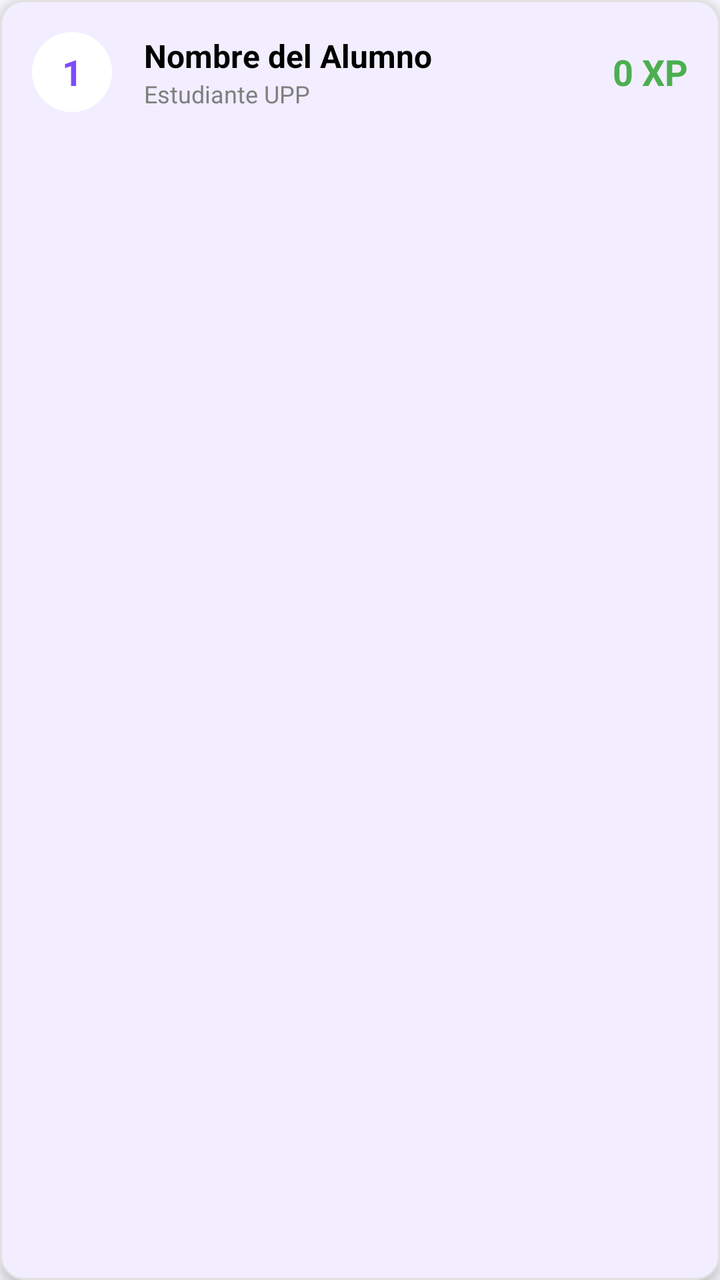
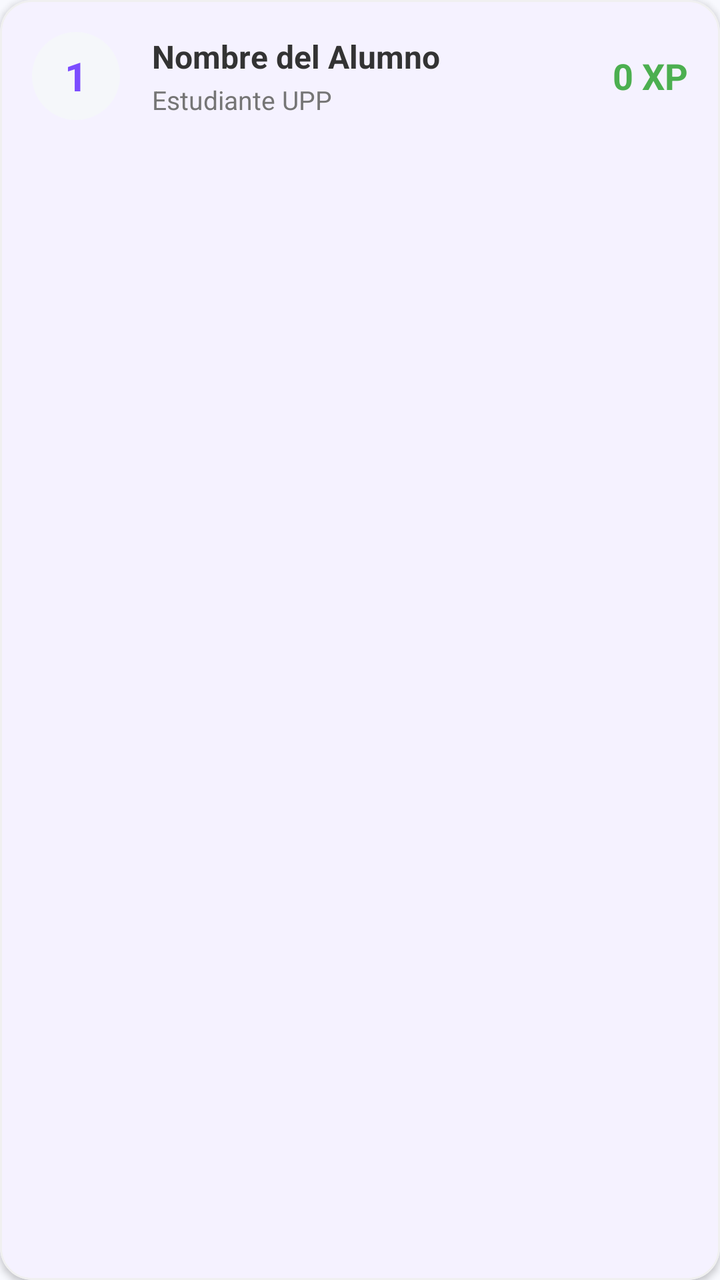

Before-and-after screenshots of an Android layout around one commit, followed by the original layout XML and the change that was made.
<!-- AndroidManifest.xml: application theme Theme.ReglamentoUpp -->
<!-- res/layout/item_ranking.xml -->
<?xml version="1.0" encoding="utf-8"?>
<com.google.android.material.card.MaterialCardView
    xmlns:android="http://schemas.android.com/apk/res/android"
    xmlns:app="http://schemas.android.com/apk/res-auto"
    android:layout_width="match_parent"
    android:layout_height="wrap_content"
    android:layout_marginHorizontal="16dp"
    android:layout_marginVertical="8dp"
    app:cardCornerRadius="12dp"
    app:cardElevation="4dp"
    app:strokeColor="#E0E0E0"
    app:strokeWidth="1dp">

    <LinearLayout
        android:layout_width="match_parent"
        android:layout_height="wrap_content"
        android:gravity="center_vertical"
        android:orientation="horizontal"
        android:padding="16dp">

        <TextView
            android:id="@+id/tvPosicion"
            android:layout_width="40dp"
            android:layout_height="40dp"
            android:background="@drawable/white_circle_bg"
            android:gravity="center"
            android:text="1"
            android:textColor="@color/upp_primary"
            android:textSize="18sp"
            android:textStyle="bold" />

        <LinearLayout
            android:layout_width="0dp"
            android:layout_height="wrap_content"
            android:layout_marginStart="16dp"
            android:layout_weight="1"
            android:orientation="vertical">

            <TextView
                android:id="@+id/tvNombreJugador"
                android:layout_width="wrap_content"
                android:layout_height="wrap_content"
                android:text="Nombre del Alumno"
                android:textColor="@color/black"
                android:textSize="16sp"
                android:textStyle="bold" />

            <TextView
                android:layout_width="wrap_content"
                android:layout_height="wrap_content"
                android:text="Estudiante UPP"
                android:textColor="@color/gray"
                android:textSize="12sp" />
        </LinearLayout>

        <LinearLayout
            android:layout_width="wrap_content"
            android:layout_height="wrap_content"
            android:gravity="end"
            android:orientation="vertical">

            <TextView
                android:id="@+id/tvPuntajeRanking"
                android:layout_width="wrap_content"
                android:layout_height="wrap_content"
                android:text="0 XP"
                android:textColor="#4CAF50"
                android:textSize="18sp"
                android:textStyle="bold" />
        </LinearLayout>

    </LinearLayout>
</com.google.android.material.card.MaterialCardView>
<!-- resources referenced by this layout -->
<resources>
  <color name="black">#000000</color>
  <color name="gray">#808080</color>
  <color name="upp_primary">#7C4DFF</color>
  <!-- drawable white_circle_bg (drawable) -->
  <?xml version="1.0" encoding="utf-8"?>
  <shape xmlns:android="http://schemas.android.com/apk/res/android" android:shape="oval">
      <solid android:color="@color/white"/>
  </shape>
  <style name="Theme.ReglamentoUpp" parent="Base.Theme.ReglamentoUpp" />
  <color name="white">#FFFFFF</color>
  <style name="Base.Theme.ReglamentoUpp" parent="Theme.Material3.DayNight.NoActionBar">
          <item name="colorPrimary">@color/upp_primary</item>
          <item name="colorPrimaryVariant">@color/upp_primary_dark</item>
          <item name="colorOnPrimary">@color/text_light</item>
  
          <item name="colorSecondary">@color/upp_secondary</item>
          <item name="colorOnSecondary">@color/text_light</item>
  
          <item name="android:statusBarColor">@color/upp_primary_dark</item>
          <item name="android:windowLightStatusBar">false</item>
          <item name="android:colorBackground">@color/app_bg</item>
          <item name="colorSurface">@color/surface_color</item>
  
          <item name="android:colorEdgeEffect">@android:color/white</item>
      </style>
  <color name="upp_primary_dark">#651FFF</color>
  <color name="text_light">#FFFFFF</color>
  <color name="upp_secondary">#00E5FF</color>
  <color name="app_bg">#F8F9FE</color>
  <color name="surface_color">#FFFFFF</color>
</resources>

<!-- the commit's change to res/layout/item_ranking.xml (unified diff, before → after) -->
@@ -4,29 +4,31 @@
     xmlns:app="http://schemas.android.com/apk/res-auto"
     android:layout_width="match_parent"
     android:layout_height="wrap_content"
-    android:layout_marginHorizontal="16dp"
+    android:layout_marginHorizontal="20dp"
     android:layout_marginVertical="8dp"
-    app:cardCornerRadius="12dp"
-    app:cardElevation="4dp"
-    app:strokeColor="#E0E0E0"
+    app:cardCornerRadius="16dp"
+    app:cardElevation="2dp"
+    app:strokeColor="#F0F0F0"
     app:strokeWidth="1dp">
 
     <LinearLayout
         android:layout_width="match_parent"
         android:layout_height="wrap_content"
+        android:background="?attr/selectableItemBackground"
         android:gravity="center_vertical"
         android:orientation="horizontal"
         android:padding="16dp">
 
         <TextView
             android:id="@+id/tvPosicion"
-            android:layout_width="40dp"
-            android:layout_height="40dp"
+            android:layout_width="44dp"
+            android:layout_height="44dp"
             android:background="@drawable/white_circle_bg"
+            android:backgroundTint="#F5F7FA"
             android:gravity="center"
             android:text="1"
             android:textColor="@color/upp_primary"
-            android:textSize="18sp"
+            android:textSize="20sp"
             android:textStyle="bold" />
 
         <LinearLayout
@@ -41,22 +43,23 @@
                 android:layout_width="wrap_content"
                 android:layout_height="wrap_content"
                 android:text="Nombre del Alumno"
-                android:textColor="@color/black"
+                android:textColor="#333333"
                 android:textSize="16sp"
                 android:textStyle="bold" />
 
             <TextView
                 android:layout_width="wrap_content"
                 android:layout_height="wrap_content"
+                android:layout_marginTop="2dp"
                 android:text="Estudiante UPP"
-                android:textColor="@color/gray"
-                android:textSize="12sp" />
+                android:textColor="#757575"
+                android:textSize="13sp" />
         </LinearLayout>
 
         <LinearLayout
             android:layout_width="wrap_content"
             android:layout_height="wrap_content"
-            android:gravity="end"
+            android:gravity="end|center_vertical"
             android:orientation="vertical">
 
             <TextView
<!-- resource entries referenced after the edit -->
@@ -1,7 +1,5 @@
 <!-- resources referenced by this layout -->
 <resources>
-  <color name="black">#000000</color>
-  <color name="gray">#808080</color>
   <color name="upp_primary">#7C4DFF</color>
   <!-- drawable white_circle_bg (drawable) -->
   <?xml version="1.0" encoding="utf-8"?>
